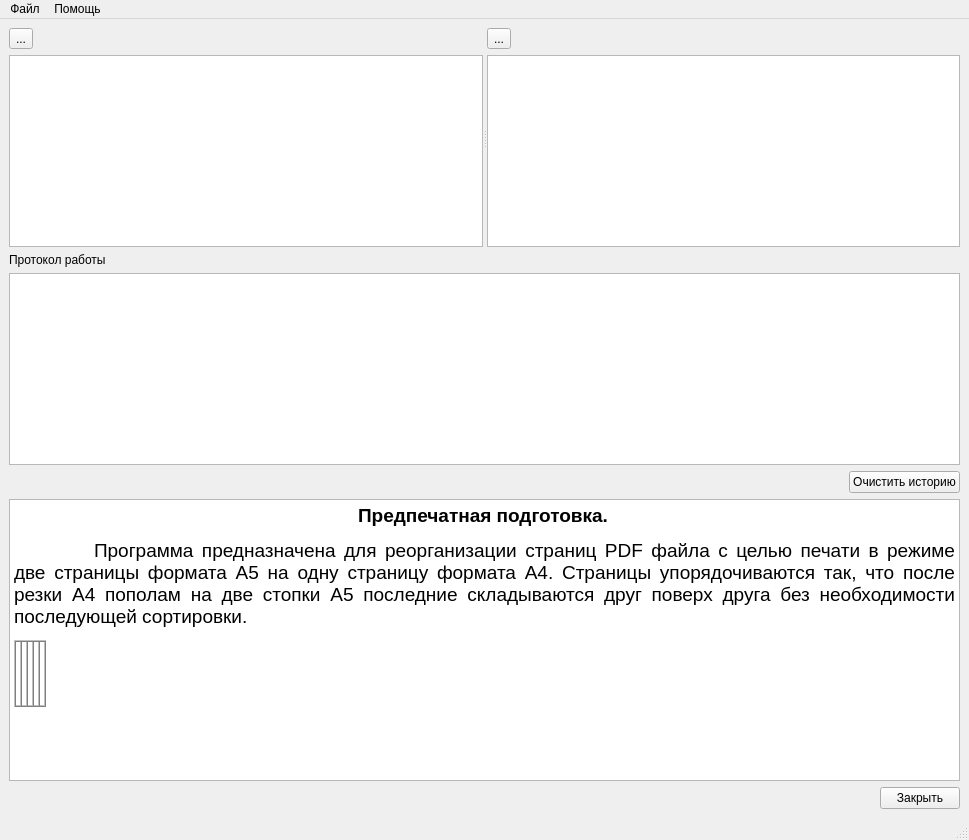
First picture: the form in PDFSorter/pdfsorter.ui, repository CyberNet-Git/PDFtools, before the edit.
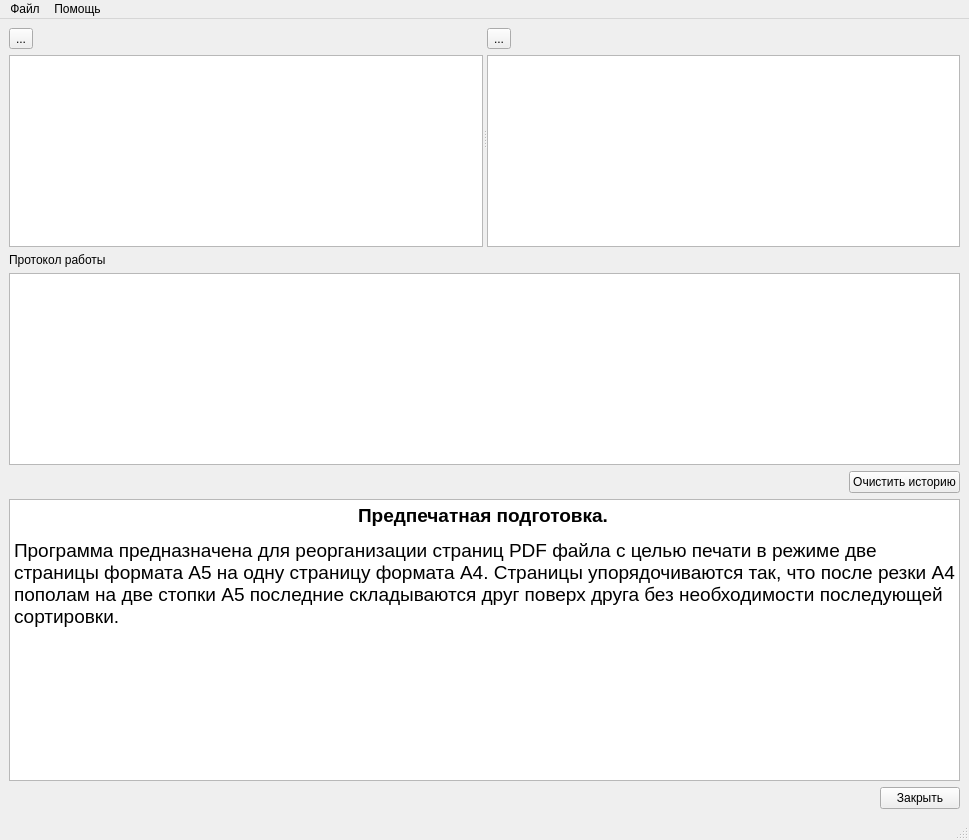
Second picture: the form after the edit. Icons and pictures are not drawn.

Diff of the .ui file:
```diff
--- a/PDFSorter/pdfsorter.ui
+++ b/PDFSorter/pdfsorter.ui
@@ -156,23 +156,8 @@
 p, li { white-space: pre-wrap; }
 &lt;/style&gt;&lt;/head&gt;&lt;body style=&quot; font-family:'MS Shell Dlg 2'; font-size:7.8pt; font-weight:400; font-style:normal;&quot;&gt;
 &lt;p align=&quot;center&quot; style=&quot; margin-top:12px; margin-bottom:12px; margin-left:0px; margin-right:0px; -qt-block-indent:0; text-indent:0px;&quot;&gt;&lt;span style=&quot; font-size:14pt; font-weight:600;&quot;&gt;Предпечатная подготовка.&lt;/span&gt;&lt;span style=&quot; font-size:8pt;&quot;&gt; &lt;/span&gt;&lt;/p&gt;
-&lt;p align=&quot;justify&quot; style=&quot; margin-top:12px; margin-bottom:12px; margin-left:0px; margin-right:0px; -qt-block-indent:0; text-indent:0px;&quot;&gt;&lt;span style=&quot; font-size:14pt;&quot;&gt;	Программа предназначена для реорганизации страниц PDF файла с целью печати в режиме две страницы формата А5 на одну страницу формата А4. Страницы упорядочиваются так, что после резки А4 пополам на две стопки А5 последние складываются друг поверх друга без необходимости последующей сортировки.&lt;/span&gt;&lt;span style=&quot; font-size:8pt;&quot;&gt; &lt;/span&gt;&lt;/p&gt;
-&lt;p align=&quot;center&quot; style=&quot;-qt-paragraph-type:empty; margin-top:12px; margin-bottom:12px; margin-left:0px; margin-right:0px; -qt-block-indent:0; text-indent:0px; font-size:8pt;&quot;&gt;&lt;br /&gt;&lt;/p&gt;
-&lt;table border=&quot;1&quot; style=&quot; margin-top:0px; margin-bottom:0px; margin-left:0px; margin-right:0px;&quot; cellspacing=&quot;0&quot; cellpadding=&quot;0&quot;&gt;
-&lt;tr&gt;
-&lt;td style=&quot; padding-left:0; padding-right:0; padding-top:0; padding-bottom:0;&quot;&gt;
-&lt;p align=&quot;center&quot; style=&quot; margin-top:12px; margin-bottom:0px; margin-left:0px; margin-right:0px; -qt-block-indent:0; text-indent:0px;&quot;&gt;&lt;img src=&quot;file:///C:/Users/VLADIM~1.PAN/AppData/Local/Temp/msohtmlclip1/01/clip_image002.png&quot; width=&quot;92&quot; height=&quot;122&quot; /&gt;&lt;span style=&quot; font-size:8pt;&quot;&gt; &lt;/span&gt;&lt;/p&gt;&lt;/td&gt;
-&lt;td style=&quot; padding-left:0; padding-right:0; padding-top:0; padding-bottom:0;&quot;&gt;
-&lt;p align=&quot;center&quot; style=&quot; margin-top:12px; margin-bottom:0px; margin-left:0px; margin-right:0px; -qt-block-indent:0; text-indent:0px;&quot;&gt;&lt;img src=&quot;file:///C:/Users/VLADIM~1.PAN/AppData/Local/Temp/msohtmlclip1/01/clip_image003.png&quot; width=&quot;78&quot; height=&quot;37&quot; /&gt;&lt;span style=&quot; font-size:8pt;&quot;&gt; &lt;/span&gt;&lt;/p&gt;&lt;/td&gt;
-&lt;td style=&quot; padding-left:0; padding-right:0; padding-top:0; padding-bottom:0;&quot;&gt;
-&lt;p align=&quot;center&quot; style=&quot; margin-top:12px; margin-bottom:0px; margin-left:0px; margin-right:0px; -qt-block-indent:0; text-indent:0px;&quot;&gt;&lt;img src=&quot;file:///C:/Users/VLADIM~1.PAN/AppData/Local/Temp/msohtmlclip1/01/clip_image005.jpg&quot; width=&quot;144&quot; height=&quot;96&quot; /&gt;&lt;span style=&quot; font-size:8pt;&quot;&gt; &lt;/span&gt;&lt;/p&gt;&lt;/td&gt;
-&lt;td style=&quot; padding-left:0; padding-right:0; padding-top:0; padding-bottom:0;&quot;&gt;
-&lt;p align=&quot;center&quot; style=&quot; margin-top:12px; margin-bottom:0px; margin-left:0px; margin-right:0px; -qt-block-indent:0; text-indent:0px;&quot;&gt;&lt;img src=&quot;file:///C:/Users/VLADIM~1.PAN/AppData/Local/Temp/msohtmlclip1/01/clip_image006.png&quot; width=&quot;78&quot; height=&quot;35&quot; /&gt;&lt;span style=&quot; font-size:8pt;&quot;&gt; &lt;/span&gt;&lt;/p&gt;&lt;/td&gt;
-&lt;td style=&quot; padding-left:0; padding-right:0; padding-top:0; padding-bottom:0;&quot;&gt;
-&lt;p align=&quot;center&quot; style=&quot; margin-top:12px; margin-bottom:0px; margin-left:0px; margin-right:0px; -qt-block-indent:0; text-indent:0px;&quot;&gt;&lt;img src=&quot;file:///C:/Users/VLADIM~1.PAN/AppData/Local/Temp/msohtmlclip1/01/clip_image008.jpg&quot; width=&quot;53&quot; height=&quot;53&quot; /&gt;&lt;span style=&quot; font-size:8pt;&quot;&gt; &lt;/span&gt;&lt;/p&gt;
-&lt;p align=&quot;center&quot; style=&quot; margin-top:12px; margin-bottom:0px; margin-left:0px; margin-right:0px; -qt-block-indent:0; text-indent:0px;&quot;&gt;&lt;img src=&quot;file:///C:/Users/VLADIM~1.PAN/AppData/Local/Temp/msohtmlclip1/01/clip_image009.png&quot; width=&quot;30&quot; height=&quot;30&quot; /&gt;&lt;span style=&quot; font-size:8pt;&quot;&gt; &lt;/span&gt;&lt;/p&gt;
-&lt;p align=&quot;center&quot; style=&quot; margin-top:12px; margin-bottom:0px; margin-left:0px; margin-right:0px; -qt-block-indent:0; text-indent:0px;&quot;&gt;&lt;img src=&quot;file:///C:/Users/VLADIM~1.PAN/AppData/Local/Temp/msohtmlclip1/01/clip_image010.jpg&quot; width=&quot;53&quot; height=&quot;53&quot; /&gt;&lt;span style=&quot; font-size:8pt;&quot;&gt; &lt;/span&gt;&lt;/p&gt;&lt;/td&gt;&lt;/tr&gt;&lt;/table&gt;
-&lt;p style=&quot; margin-top:12px; margin-bottom:12px; margin-left:0px; margin-right:0px; -qt-block-indent:0; text-indent:0px;&quot;&gt;&lt;span style=&quot; font-size:14pt;&quot;&gt; &lt;/span&gt;&lt;span style=&quot; font-size:8pt;&quot;&gt; &lt;/span&gt;&lt;/p&gt;&lt;/body&gt;&lt;/html&gt;</string>
+&lt;p style=&quot; margin-top:12px; margin-bottom:12px; margin-left:0px; margin-right:0px; -qt-block-indent:0; text-indent:0px;&quot;&gt;&lt;span style=&quot; font-size:14pt;&quot;&gt;Программа предназначена для реорганизации страниц PDF файла с целью печати в режиме две страницы формата А5 на одну страницу формата А4. Страницы упорядочиваются так, что после резки А4 пополам на две стопки А5 последние складываются друг поверх друга без необходимости последующей сортировки.&lt;/span&gt;&lt;span style=&quot; font-size:8pt;&quot;&gt; &lt;/span&gt;&lt;/p&gt;
+&lt;p style=&quot; margin-top:12px; margin-bottom:12px; margin-left:0px; margin-right:0px; -qt-block-indent:0; text-indent:0px;&quot;&gt;&lt;img src=&quot;file:./icons/workflow.png&quot; width=&quot;624&quot; height=&quot;156&quot; /&gt;&lt;span style=&quot; font-size:8pt;&quot;&gt; &lt;/span&gt;&lt;/p&gt;&lt;/body&gt;&lt;/html&gt;</string>
         </property>
         <property name="textInteractionFlags">
          <set>Qt::NoTextInteraction</set>
```
Left out of the diff: 6 changed lines with no effect on the pictures.
